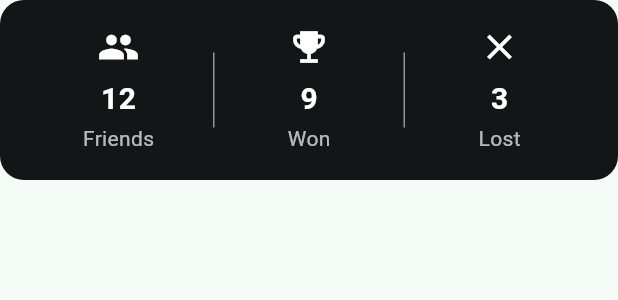
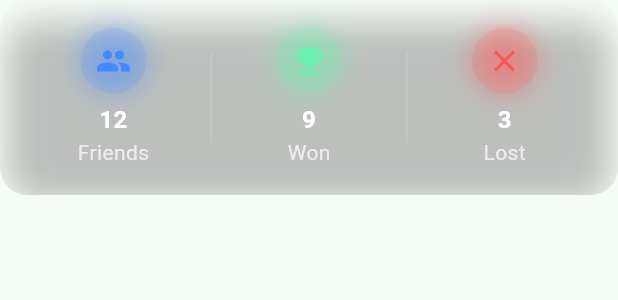
Before and after one commit to Sthabiso10/Wager-App, a Flutter app: the ActionsWidget widget shown alone on an empty page, opened directly, on a phone screen of 412 x 824 dp. Shown: the top 300 px of the screen. Run offline on Flutter 3.47's test engine with Material 3 defaults, Android fonts, the phone set to English and light mode, and no system bars; our stand-ins replace cloud_firestore, firebase_auth, firebase_core, get_it, google_fonts, google_nav_bar and 1 more; accounts and stored records are empty; Roboto replaces fonts that are missing (Ubuntu).

Commit message:
Update actions_widget.dart

```diff
--- a/lib/app/home/widgets/actions_widget.dart
+++ b/lib/app/home/widgets/actions_widget.dart
@@ -1,106 +1,115 @@
+import 'dart:ui'; // <-- Required for ImageFilter
 import 'package:flutter/material.dart';
-import 'package:wager_app/styles/colors.dart';
 
 class ActionsWidget extends StatelessWidget {
   const ActionsWidget({super.key});
 
   @override
   Widget build(BuildContext context) {
-    return Container(
-      height: 120,
+    return ClipRRect(
+      borderRadius: BorderRadius.circular(18),
+      child: BackdropFilter(
+        filter: ImageFilter.blur(sigmaX: 12, sigmaY: 12),
+        child: Container(
+          height: 130,
           width: double.infinity,
-      padding: const EdgeInsets.symmetric(horizontal: 16, vertical: 12),
+          padding: const EdgeInsets.symmetric(horizontal: 20, vertical: 16),
           decoration: BoxDecoration(
-        color: containerColor,
-        borderRadius: BorderRadius.circular(16),
-      ),
-      child: Row(
-        mainAxisAlignment: MainAxisAlignment.spaceEvenly,
-        children: [
-          // Friends Count
-          const Expanded(
-            child: Column(
-              mainAxisAlignment: MainAxisAlignment.center,
-              children: [
-                Icon(Icons.people, color: Colors.white, size: 28),
-                SizedBox(height: 6),
-                Text(
-                  "12",
-                  style: TextStyle(
-                      color: Colors.white,
-                      fontWeight: FontWeight.bold,
-                      fontSize: 20),
-                ),
-                SizedBox(height: 2),
-                Text(
-                  "Friends",
-                  style: TextStyle(color: Colors.white70, fontSize: 14),
+            color: Colors.white.withOpacity(0.05), // semi-transparent
+            borderRadius: BorderRadius.circular(18),
+            border: Border.all(color: Colors.white.withOpacity(0.08), width: 1),
+            boxShadow: [
+              BoxShadow(
+                color: Colors.black.withOpacity(0.25),
+                blurRadius: 20,
+                spreadRadius: -5,
+                offset: const Offset(0, 10),
               ),
             ],
           ),
+          child: Row(
+            children: [
+              Expanded(
+                  child: _buildStatItem(
+                icon: Icons.people,
+                count: "12",
+                label: "Friends",
+                iconColor: Colors.blueAccent,
+              )),
+              _verticalDivider(),
+              Expanded(
+                  child: _buildStatItem(
+                icon: Icons.emoji_events,
+                count: "9",
+                label: "Won",
+                iconColor: Colors.greenAccent,
+              )),
+              _verticalDivider(),
+              Expanded(
+                  child: _buildStatItem(
+                icon: Icons.close,
+                count: "3",
+                label: "Lost",
+                iconColor: Colors.redAccent,
+              )),
+            ],
           ),
+        ),
+      ),
+    );
+  }
 
-          // Divider
-          Container(
-            height: 50,
-            width: 1,
-            color: Colors.white54,
-          ),
+  Widget _verticalDivider() {
+    return Container(
+      height: 60,
+      width: 1.2,
+      margin: const EdgeInsets.symmetric(horizontal: 10),
+      color: Colors.white.withOpacity(0.12),
+    );
+  }
 
-          // Bets Won
-          const Expanded(
-            child: Column(
+  Widget _buildStatItem({
+    required IconData icon,
+    required String count,
+    required String label,
+    required Color iconColor,
+  }) {
+    return Column(
       mainAxisAlignment: MainAxisAlignment.center,
       children: [
-                Icon(Icons.emoji_events, color: Colors.white, size: 28),
-                SizedBox(height: 6),
-                Text(
-                  "9",
-                  style: TextStyle(
-                      color: Colors.white,
-                      fontWeight: FontWeight.bold,
-                      fontSize: 20),
-                ),
-                SizedBox(height: 2),
-                Text(
-                  "Won",
-                  style: TextStyle(color: Colors.white70, fontSize: 14),
+        Container(
+          padding: const EdgeInsets.all(10),
+          decoration: BoxDecoration(
+            shape: BoxShape.circle,
+            color: iconColor.withOpacity(0.15),
+            boxShadow: [
+              BoxShadow(
+                color: iconColor.withOpacity(0.4),
+                blurRadius: 15,
+                spreadRadius: 1,
               ),
             ],
           ),
+          child: Icon(icon, color: iconColor, size: 24),
         ),
-
-          // Divider
-          Container(
-            height: 50,
-            width: 1,
-            color: Colors.white54,
+        const SizedBox(height: 6),
+        Text(
+          count,
+          style: const TextStyle(
+            fontSize: 16,
+            fontWeight: FontWeight.w700,
+            color: Colors.white,
           ),
-
-          // Bets Lost
-          const Expanded(
-            child: Column(
-              mainAxisAlignment: MainAxisAlignment.center,
-              children: [
-                Icon(Icons.close, color: Colors.white, size: 28),
-                SizedBox(height: 6),
+        ),
         Text(
-                  "3",
+          label,
           style: TextStyle(
-                      color: Colors.white,
-                      fontWeight: FontWeight.bold,
-                      fontSize: 20),
-                ),
-                SizedBox(height: 2),
-                Text(
-                  "Lost",
-                  style: TextStyle(color: Colors.white70, fontSize: 14),
-                ),
-              ],
+            fontSize: 14,
+            color: Colors.white.withOpacity(0.7),
+            fontWeight: FontWeight.w400,
           ),
         ),
       ],
-      ),
     );
   }
 }
```
Lines whose indentation alone changed are shown as unchanged.
